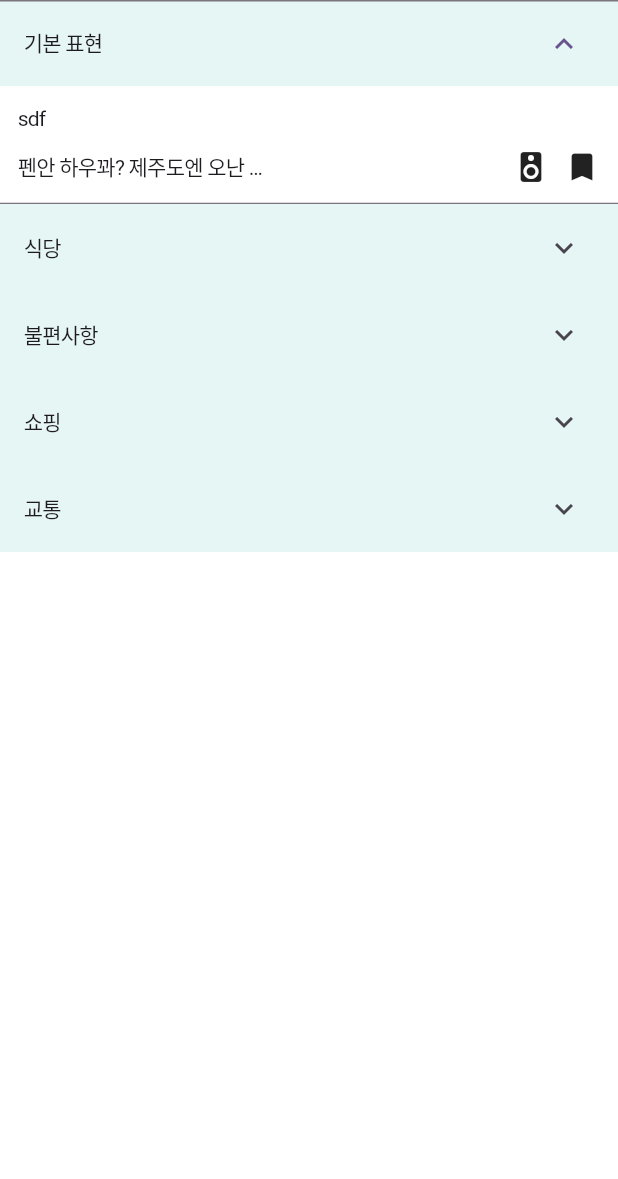
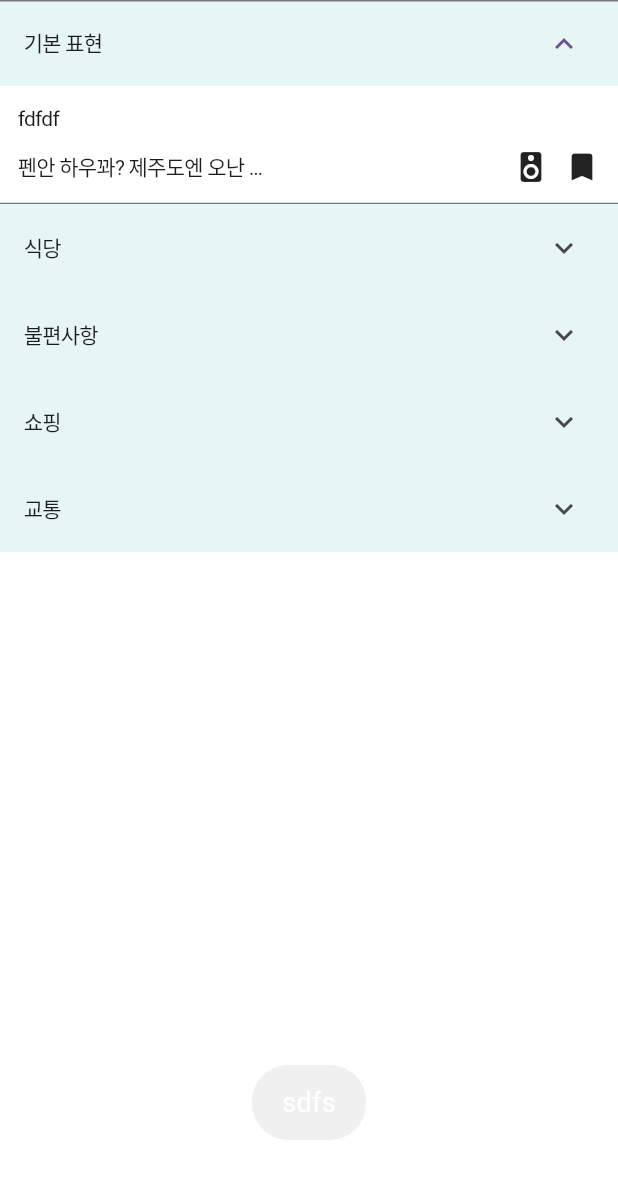
Before and after one commit to translation-jeju/translation-jeju-client, a Flutter app: the ListPage screen opened directly, after a tap on "기본 표현", after a tap on the "bookmark" icon, on a phone screen of 412 x 824 dp. Shown: the top 1179 px of the screen. Run offline on Flutter 3.47's test engine with Material 3 defaults, Android fonts, the phone set to English and light mode, and no system bars; our stand-ins replace flip_card, flutter_riverpod, fluttertoast, speech_to_text; generated files the repository leaves out were written again; Roboto replaces fonts that are missing (PretendardMedium).

Commit message:
fix: list component

```diff
--- a/lib/designsystem/component/CustomListTile.dart
+++ b/lib/designsystem/component/CustomListTile.dart
@@ -48,11 +48,11 @@ class CustomListTile extends StatelessWidget {
                 ),
                 const Spacer(),
                 GestureDetector(
-                    onTap: bookmark, child: Icon(Icons.speaker)),
+                    onTap: sound, child: Icon(Icons.speaker)),
                 Padding(
                   padding: const EdgeInsets.only(left: 10.0),
                   child: GestureDetector(
-                      onTap: sound, child: Icon(Icons.bookmark)),
+                      onTap: bookmark, child: Icon(Icons.bookmark)),
                 ),
               ],
             ),
--- a/lib/presentation/ListPage.dart
+++ b/lib/presentation/ListPage.dart
@@ -3,6 +3,7 @@ import 'package:flutter_gen/gen_l10n/app_localizations.dart';
 import 'package:flutter_riverpod/flutter_riverpod.dart';
 import 'package:translation/designsystem/component/CustomListTile.dart';
 import 'package:translation/designsystem/style/ColorStyles.dart';
+import 'package:translation/utils/ShowMessage.dart';
 
 import '../designsystem/style/FontStyles.dart';
 
@@ -24,10 +25,14 @@ class ListPage extends ConsumerWidget {
                 ),
                 children: [
                   CustomListTile(
-                      appWord: 'sdf',
+                      appWord: 'fdfdf',
                       jejuWord: '펜안 하우꽈? 제주도엔 오난 어떵 하우꽈?',
-                      bookmark: () {},
-                      sound: () {}),
+                      bookmark: () {
+                        showToast('sdfs');
+                      },
+                      sound: () {
+
+                      }),
                 ],
               ),
               ExpansionTile(
```
